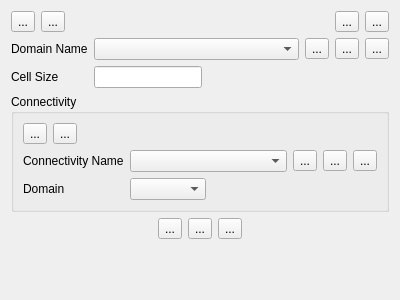
This is flo2d/ui/multiple_domains_editor.ui in FLO-2DSoftware/qgis-flo-2d-plugin as Qt 5 draws it before an edit. The edited form follows.
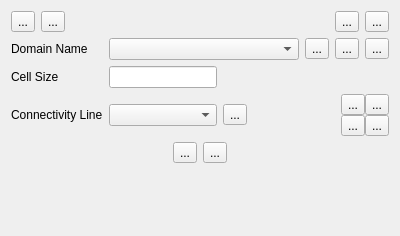
This is the edited form. Icons and pictures are not drawn.

Commit message: Added the shift connectivity

Patch:
```diff
--- a/flo2d/ui/multiple_domains_editor.ui
+++ b/flo2d/ui/multiple_domains_editor.ui
@@ -7,7 +7,7 @@
     <x>0</x>
     <y>0</y>
     <width>400</width>
-    <height>300</height>
+    <height>236</height>
    </rect>
   </property>
   <property name="windowTitle">
@@ -16,16 +16,21 @@
   <layout class="QGridLayout" name="gridLayout">
    <item row="0" column="0">
     <layout class="QGridLayout" name="gridLayout_2">
-     <item row="1" column="3">
-      <widget class="QToolButton" name="change_md_name_btn">
-       <property name="text">
-        <string>...</string>
+     <item row="2" column="2">
+      <spacer name="horizontalSpacer_8">
+       <property name="orientation">
+        <enum>Qt::Horizontal</enum>
        </property>
-       <property name="icon">
-        <iconset>
-         <normaloff>../img/change_name.svg</normaloff>../img/change_name.svg</iconset>
+       <property name="sizeType">
+        <enum>QSizePolicy::Expanding</enum>
        </property>
-      </widget>
+       <property name="sizeHint" stdset="0">
+        <size>
+         <width>40</width>
+         <height>20</height>
+        </size>
+       </property>
+      </spacer>
      </item>
      <item row="0" column="0" colspan="6">
       <layout class="QHBoxLayout" name="horizontalLayout">
@@ -115,53 +120,6 @@
      <item row="1" column="1" colspan="2">
       <widget class="QComboBox" name="md_name_cbo"/>
      </item>
-     <item row="1" column="0">
-      <widget class="QLabel" name="label_2">
-       <property name="sizePolicy">
-        <sizepolicy hsizetype="Maximum" vsizetype="Preferred">
-         <horstretch>0</horstretch>
-         <verstretch>0</verstretch>
-        </sizepolicy>
-       </property>
-       <property name="text">
-        <string>Domain Name</string>
-       </property>
-      </widget>
-     </item>
-     <item row="2" column="0">
-      <widget class="QLabel" name="label">
-       <property name="text">
-        <string>Cell Size</string>
-       </property>
-      </widget>
-     </item>
-     <item row="1" column="4">
-      <widget class="QToolButton" name="delete_md_btn">
-       <property name="text">
-        <string>...</string>
-       </property>
-       <property name="icon">
-        <iconset>
-         <normaloff>../img/mActionDeleteSelected.svg</normaloff>../img/mActionDeleteSelected.svg</iconset>
-       </property>
-      </widget>
-     </item>
-     <item row="2" column="2">
-      <spacer name="horizontalSpacer_8">
-       <property name="orientation">
-        <enum>Qt::Horizontal</enum>
-       </property>
-       <property name="sizeType">
-        <enum>QSizePolicy::Expanding</enum>
-       </property>
-       <property name="sizeHint" stdset="0">
-        <size>
-         <width>40</width>
-         <height>20</height>
-        </size>
-       </property>
-      </spacer>
-     </item>
      <item row="1" column="5">
       <widget class="QToolButton" name="md_center_btn">
        <property name="text">
@@ -176,192 +134,6 @@
        </property>
       </widget>
      </item>
-     <item row="3" column="0" colspan="6">
-      <widget class="QGroupBox" name="groupBox_2">
-       <property name="title">
-        <string>Connectivity</string>
-       </property>
-       <layout class="QGridLayout" name="gridLayout_5">
-        <item row="0" column="0">
-         <layout class="QGridLayout" name="gridLayout_4">
-          <item row="2" column="0">
-           <widget class="QLabel" name="label_5">
-            <property name="sizePolicy">
-             <sizepolicy hsizetype="Maximum" vsizetype="Preferred">
-              <horstretch>0</horstretch>
-              <verstretch>0</verstretch>
-             </sizepolicy>
-            </property>
-            <property name="text">
-             <string>Domain</string>
-            </property>
-           </widget>
-          </item>
-          <item row="2" column="1">
-           <widget class="QComboBox" name="connect_domain_cbo">
-            <property name="sizePolicy">
-             <sizepolicy hsizetype="Expanding" vsizetype="Fixed">
-              <horstretch>0</horstretch>
-              <verstretch>0</verstretch>
-             </sizepolicy>
-            </property>
-           </widget>
-          </item>
-          <item row="0" column="0" colspan="5">
-           <layout class="QHBoxLayout" name="horizontalLayout_2">
-            <item>
-             <widget class="QToolButton" name="create_connect_line_btn">
-              <property name="text">
-               <string>...</string>
-              </property>
-              <property name="icon">
-               <iconset>
-                <normaloff>../img/mActionCaptureLine.svg</normaloff>../img/mActionCaptureLine.svg</iconset>
-              </property>
-              <property name="iconSize">
-               <size>
-                <width>24</width>
-                <height>24</height>
-               </size>
-              </property>
-             </widget>
-            </item>
-            <item>
-             <widget class="QToolButton" name="rollback_connect_btn">
-              <property name="text">
-               <string>...</string>
-              </property>
-              <property name="icon">
-               <iconset>
-                <normaloff>../img/mActionUndo.svg</normaloff>../img/mActionUndo.svg</iconset>
-              </property>
-              <property name="iconSize">
-               <size>
-                <width>24</width>
-                <height>24</height>
-               </size>
-              </property>
-             </widget>
-            </item>
-            <item>
-             <spacer name="horizontalSpacer_2">
-              <property name="orientation">
-               <enum>Qt::Horizontal</enum>
-              </property>
-              <property name="sizeHint" stdset="0">
-               <size>
-                <width>40</width>
-                <height>20</height>
-               </size>
-              </property>
-             </spacer>
-            </item>
-           </layout>
-          </item>
-          <item row="1" column="0">
-           <widget class="QLabel" name="label_4">
-            <property name="text">
-             <string>Connectivity Name</string>
-            </property>
-           </widget>
-          </item>
-          <item row="1" column="3" colspan="2">
-           <layout class="QHBoxLayout" name="horizontalLayout_4">
-            <item>
-             <widget class="QToolButton" name="change_connect_name_btn">
-              <property name="text">
-               <string>...</string>
-              </property>
-              <property name="icon">
-               <iconset>
-                <normaloff>../img/change_name.svg</normaloff>../img/change_name.svg</iconset>
-              </property>
-             </widget>
-            </item>
-            <item>
-             <widget class="QToolButton" name="delete_connect_btn">
-              <property name="text">
-               <string>...</string>
-              </property>
-              <property name="icon">
-               <iconset>
-                <normaloff>../img/mActionDeleteSelected.svg</normaloff>../img/mActionDeleteSelected.svg</iconset>
-              </property>
-             </widget>
-            </item>
-            <item>
-             <widget class="QToolButton" name="connect_center_btn">
-              <property name="text">
-               <string>...</string>
-              </property>
-              <property name="icon">
-               <iconset>
-                <normaloff>../img/eye-svgrepo-com.svg</normaloff>../img/eye-svgrepo-com.svg</iconset>
-              </property>
-              <property name="checkable">
-               <bool>true</bool>
-              </property>
-             </widget>
-            </item>
-           </layout>
-          </item>
-          <item row="2" column="3" colspan="2">
-           <spacer name="horizontalSpacer_5">
-            <property name="orientation">
-             <enum>Qt::Horizontal</enum>
-            </property>
-            <property name="sizeType">
-             <enum>QSizePolicy::Minimum</enum>
-            </property>
-            <property name="sizeHint" stdset="0">
-             <size>
-              <width>40</width>
-              <height>20</height>
-             </size>
-            </property>
-           </spacer>
-          </item>
-          <item row="2" column="2">
-           <spacer name="horizontalSpacer_6">
-            <property name="orientation">
-             <enum>Qt::Horizontal</enum>
-            </property>
-            <property name="sizeHint" stdset="0">
-             <size>
-              <width>40</width>
-              <height>20</height>
-             </size>
-            </property>
-           </spacer>
-          </item>
-          <item row="1" column="1" colspan="2">
-           <widget class="QComboBox" name="connect_name_cbo">
-            <property name="sizePolicy">
-             <sizepolicy hsizetype="Expanding" vsizetype="Fixed">
-              <horstretch>0</horstretch>
-              <verstretch>0</verstretch>
-             </sizepolicy>
-            </property>
-           </widget>
-          </item>
-         </layout>
-        </item>
-       </layout>
-      </widget>
-     </item>
-     <item row="2" column="3" colspan="3">
-      <spacer name="horizontalSpacer_7">
-       <property name="orientation">
-        <enum>Qt::Horizontal</enum>
-       </property>
-       <property name="sizeHint" stdset="0">
-        <size>
-         <width>40</width>
-         <height>20</height>
-        </size>
-       </property>
-      </spacer>
-     </item>
      <item row="2" column="1">
       <widget class="QLineEdit" name="cellsize_le">
        <property name="sizePolicy">
@@ -372,6 +144,24 @@
        </property>
       </widget>
      </item>
+     <item row="1" column="4">
+      <widget class="QToolButton" name="delete_md_btn">
+       <property name="text">
+        <string>...</string>
+       </property>
+       <property name="icon">
+        <iconset>
+         <normaloff>../img/mActionDeleteSelected.svg</normaloff>../img/mActionDeleteSelected.svg</iconset>
+       </property>
+      </widget>
+     </item>
+     <item row="2" column="0">
+      <widget class="QLabel" name="label">
+       <property name="text">
+        <string>Cell Size</string>
+       </property>
+      </widget>
+     </item>
      <item row="4" column="0" colspan="6">
       <layout class="QHBoxLayout" name="horizontalLayout_3">
        <item>
@@ -387,6 +177,23 @@
          </property>
         </spacer>
        </item>
+       <item>
+        <widget class="QToolButton" name="create_connectivity_btn">
+         <property name="text">
+          <string>...</string>
+         </property>
+         <property name="icon">
+          <iconset>
+           <normaloff>../img/multidomains_connect.svg</normaloff>../img/multidomains_connect.svg</iconset>
+         </property>
+         <property name="iconSize">
+          <size>
+           <width>24</width>
+           <height>24</height>
+          </size>
+         </property>
+        </widget>
+       </item>
        <item>
         <widget class="QToolButton" name="schematize_md_btn">
          <property name="text">
@@ -404,30 +211,6 @@
          </property>
         </widget>
        </item>
-       <item>
-        <widget class="QToolButton" name="export_md_gpkg">
-         <property name="text">
-          <string>...</string>
-         </property>
-         <property name="icon">
-          <iconset>
-           <normaloff>../img/export_gpkg.svg</normaloff>../img/export_gpkg.svg</iconset>
-         </property>
-         <property name="iconSize">
-          <size>
-           <width>24</width>
-           <height>24</height>
-          </size>
-         </property>
-        </widget>
-       </item>
-       <item>
-        <widget class="QToolButton" name="create_subdomains_btn">
-         <property name="text">
-          <string>...</string>
-         </property>
-        </widget>
-       </item>
        <item>
         <spacer name="horizontalSpacer_3">
          <property name="orientation">
@@ -443,6 +226,141 @@
        </item>
       </layout>
      </item>
+     <item row="1" column="3">
+      <widget class="QToolButton" name="change_md_name_btn">
+       <property name="text">
+        <string>...</string>
+       </property>
+       <property name="icon">
+        <iconset>
+         <normaloff>../img/change_name.svg</normaloff>../img/change_name.svg</iconset>
+       </property>
+      </widget>
+     </item>
+     <item row="2" column="3" colspan="3">
+      <spacer name="horizontalSpacer_7">
+       <property name="orientation">
+        <enum>Qt::Horizontal</enum>
+       </property>
+       <property name="sizeHint" stdset="0">
+        <size>
+         <width>40</width>
+         <height>20</height>
+        </size>
+       </property>
+      </spacer>
+     </item>
+     <item row="1" column="0">
+      <widget class="QLabel" name="label_2">
+       <property name="sizePolicy">
+        <sizepolicy hsizetype="Maximum" vsizetype="Preferred">
+         <horstretch>0</horstretch>
+         <verstretch>0</verstretch>
+        </sizepolicy>
+       </property>
+       <property name="text">
+        <string>Domain Name</string>
+       </property>
+      </widget>
+     </item>
+     <item row="3" column="0">
+      <widget class="QLabel" name="label_3">
+       <property name="text">
+        <string>Connectivity Line</string>
+       </property>
+      </widget>
+     </item>
+     <item row="3" column="1">
+      <widget class="QComboBox" name="connect_line_cbo"/>
+     </item>
+     <item row="3" column="2" colspan="4">
+      <layout class="QGridLayout" name="gridLayout_3">
+       <property name="spacing">
+        <number>0</number>
+       </property>
+       <item row="0" column="0" rowspan="3">
+        <layout class="QVBoxLayout" name="verticalLayout">
+         <property name="spacing">
+          <number>0</number>
+         </property>
+         <property name="rightMargin">
+          <number>6</number>
+         </property>
+         <item>
+          <widget class="QToolButton" name="con_center_btn">
+           <property name="text">
+            <string>...</string>
+           </property>
+           <property name="icon">
+            <iconset>
+             <normaloff>../img/eye-svgrepo-com.svg</normaloff>../img/eye-svgrepo-com.svg</iconset>
+           </property>
+           <property name="checkable">
+            <bool>true</bool>
+           </property>
+          </widget>
+         </item>
+        </layout>
+       </item>
+       <item row="2" column="3">
+        <widget class="QToolButton" name="se_btn">
+         <property name="text">
+          <string>...</string>
+         </property>
+         <property name="icon">
+          <iconset>
+           <normaloff>../img/arrow_6.svg</normaloff>../img/arrow_6.svg</iconset>
+         </property>
+        </widget>
+       </item>
+       <item row="0" column="3" rowspan="2">
+        <widget class="QToolButton" name="ne_btn">
+         <property name="text">
+          <string>...</string>
+         </property>
+         <property name="icon">
+          <iconset>
+           <normaloff>../img/arrow_5.svg</normaloff>../img/arrow_5.svg</iconset>
+         </property>
+        </widget>
+       </item>
+       <item row="2" column="2">
+        <widget class="QToolButton" name="sw_btn">
+         <property name="text">
+          <string>...</string>
+         </property>
+         <property name="icon">
+          <iconset>
+           <normaloff>../img/arrow_7.svg</normaloff>../img/arrow_7.svg</iconset>
+         </property>
+        </widget>
+       </item>
+       <item row="0" column="2" rowspan="2">
+        <widget class="QToolButton" name="nw_btn">
+         <property name="text">
+          <string>...</string>
+         </property>
+         <property name="icon">
+          <iconset>
+           <normaloff>../img/arrow_8.svg</normaloff>../img/arrow_8.svg</iconset>
+         </property>
+        </widget>
+       </item>
+       <item row="0" column="1" rowspan="3">
+        <spacer name="horizontalSpacer_2">
+         <property name="orientation">
+          <enum>Qt::Horizontal</enum>
+         </property>
+         <property name="sizeHint" stdset="0">
+          <size>
+           <width>40</width>
+           <height>20</height>
+          </size>
+         </property>
+        </spacer>
+       </item>
+      </layout>
+     </item>
     </layout>
    </item>
    <item row="1" column="0">
```
The commit also changes 3 other files.
